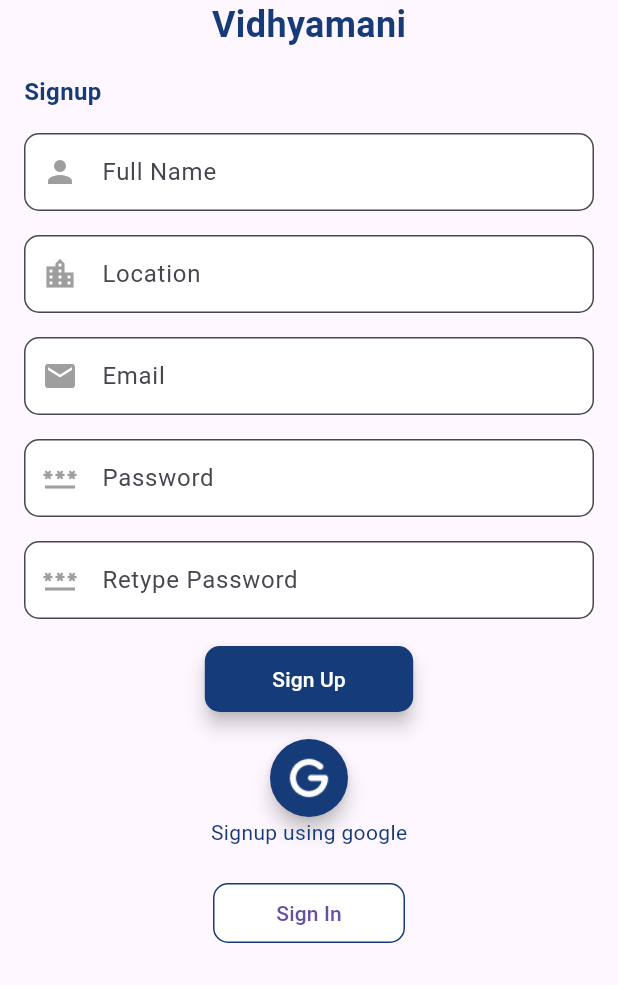
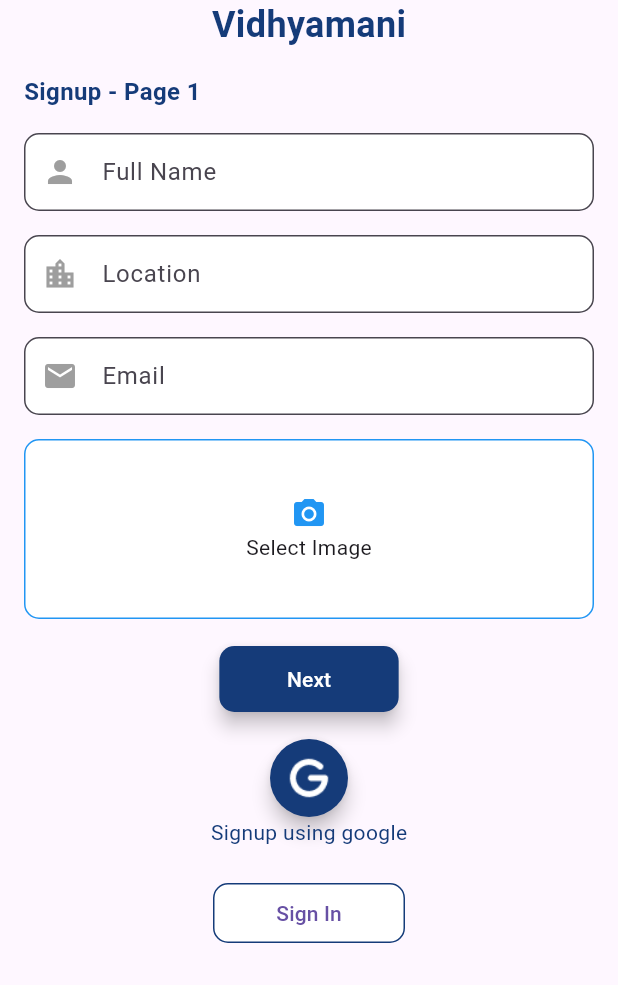
Before and after one commit to sbadoni21/vidyamani, a Flutter app: the screen it shows after launch, after a tap on "Sign Up", on a phone screen of 412 x 824 dp, the part 251-1236 px from its top. Run offline on Flutter 3.47's test engine with Material 3 defaults, Android fonts, the light colour scheme and no system bars; our stand-ins replace animated_splash_screen, carousel_slider, circular_countdown_timer, cloud_firestore, email_validator, firebase_auth and 12 more; missing offline and left inert: dart:ffi; accounts and stored records are empty.

Commit message:
image added

```diff
--- a/lib/screens/signupscreen.dart
+++ b/lib/screens/signupscreen.dart
@@ -1,10 +1,14 @@
+import 'dart:io';
 import 'package:flutter/material.dart';
+import 'package:image_picker/image_picker.dart';
 import 'package:vidyamani/screens/home_page.dart';
 import 'package:vidyamani/screens/loginscreen.dart';
 import 'package:vidyamani/services/auth/authentication.dart';
 import 'package:vidyamani/services/auth/signupservices.dart';
 import 'package:firebase_auth/firebase_auth.dart';
 import 'package:vidyamani/utils/static.dart';
+import 'package:permission_handler/permission_handler.dart';
+
 
 class SignUpPage extends StatefulWidget {
   @override
@@ -18,16 +22,53 @@ class _SignUpPageState extends State<SignUpPage> {
   final TextEditingController passwordController = TextEditingController();
   final TextEditingController retypePasswordController =
       TextEditingController();
+  File? _userImage; // Removed 'late' keyword
 
-  final GlobalKey<FormState> _formKey = GlobalKey<FormState>();
+  final GlobalKey<FormState> _firstPageKey = GlobalKey<FormState>();
+  final GlobalKey<FormState> _secondPageKey = GlobalKey<FormState>();
+  int _currentPage = 1;
+
+  final ImagePicker _imagePicker = ImagePicker();
+
+  Future<void> _selectImage() async {
+  // Check if the user has permission to access the gallery
+  var status = await Permission.photos.request();
+
+  if (status.isGranted) {
+    // User granted permission, proceed with image selection
+    final XFile? pickedFile = await _imagePicker.pickImage(
+      source: ImageSource.gallery,
+      imageQuality: 85,
+    );
+
+    if (pickedFile != null) {
+      setState(() {
+        _userImage = File(pickedFile.path);
+      });
+    }
+  } else {
+    // Permission denied
+    print('Permission denied by the user.');
+  }
+}
+
+
+  Future<void> _submitFirstPage() async {
+    if (_firstPageKey.currentState?.validate() ?? false) {
+      setState(() {
+        _currentPage = 2;
+      });
+    }
+  }
 
   Future<void> _submitForm() async {
-    if (_formKey.currentState?.validate() ?? false) {
+    if (_secondPageKey.currentState?.validate() ?? false) {
       User? user = await signup_service().registerUser(
         name: fullNameController.text,
         email: emailController.text,
         password: passwordController.text,
         location: locationController.text,
+        userImage: _userImage,
       );
 
       if (user != null) {
@@ -35,14 +76,16 @@ class _SignUpPageState extends State<SignUpPage> {
           context,
           MaterialPageRoute(builder: (context) => HomePage()),
         );
-      } else {}
+      } else {
+        // Handle registration failure
+      }
 
-      // Clear form fields
       fullNameController.clear();
       locationController.clear();
       emailController.clear();
       passwordController.clear();
       retypePasswordController.clear();
+      _userImage = null;
     }
   }
 
@@ -54,7 +97,7 @@ class _SignUpPageState extends State<SignUpPage> {
           child: Padding(
             padding: const EdgeInsets.all(16.0),
             child: Form(
-              key: _formKey,
+              key: _currentPage == 1 ? _firstPageKey : _secondPageKey,
               child: Column(
                 mainAxisAlignment: MainAxisAlignment.center,
                 children: <Widget>[
@@ -72,14 +115,15 @@ class _SignUpPageState extends State<SignUpPage> {
                             fontSize: 24,
                             fontWeight: FontWeight.w600,
                           ),
-                      )),
+                        ),
+                      ),
                     ],
                   ),
                   const SizedBox(height: 16),
                   Container(
                     width: double.infinity,
                     child: Text(
-                      "Signup",
+                      _currentPage == 1 ? "Signup - Page 1" : "Signup - Page 2",
                       style: TextStyle(
                           color: bgColor,
                           fontSize: 16,
@@ -89,43 +133,13 @@ class _SignUpPageState extends State<SignUpPage> {
                   SizedBox(
                     height: 16,
                   ),
-                  _buildTextField(
-                      controller: fullNameController,
-                      labelText: 'Full Name',
-                      hintText: 'Enter your full name',
-                      icon: Icons.person),
-                  const SizedBox(height: 16),
-                  _buildTextField(
-                      controller: locationController,
-                      labelText: 'Location',
-                      hintText: 'Enter your location',
-                      icon: Icons.location_city),
-                  const SizedBox(height: 16),
-                  _buildTextField(
-                      controller: emailController,
-                      labelText: 'Email',
-                      hintText: 'Enter your email',
-                      icon: Icons.email),
-                  const SizedBox(height: 16),
-                  _buildTextField(
-                    controller: passwordController,
-                    labelText: 'Password',
-                    hintText: 'Enter your password',
-                    icon: Icons.password,
-                    obscureText: true,
-                  ),
-                  const SizedBox(height: 16),
-                  _buildTextField(
-                    controller: retypePasswordController,
-                    labelText: 'Retype Password',
-                    hintText: 'Retype your password',
-                    icon: Icons.password,
-                    obscureText: true,
-                  ),
+                  _currentPage == 1
+                      ? _buildFirstPageFields()
+                      : _buildSecondPageFields(),
                   const SizedBox(height: 16),
                   ElevatedButton(
-                      onPressed: _submitForm,
-                      child: const Text('Sign Up'),
+                    onPressed: _currentPage == 1 ? _submitFirstPage : _submitForm,
+                    child: const Text('Next'),
                     style: ElevatedButton.styleFrom(
                       elevation: 5.0,
                       backgroundColor: bgColor, // Background color
@@ -135,7 +149,8 @@ class _SignUpPageState extends State<SignUpPage> {
                       shape: RoundedRectangleBorder(
                         borderRadius: BorderRadius.circular(10.0),
                       ),
-                      )),
+                    ),
+                  ),
                   SizedBox(height: 16.0),
                   ElevatedButton(
                     onPressed: () async {
@@ -205,6 +220,82 @@ class _SignUpPageState extends State<SignUpPage> {
     );
   }
 
+  Widget _buildFirstPageFields() {
+    return Column(
+      children: [
+        _buildTextField(
+          controller: fullNameController,
+          labelText: 'Full Name',
+          hintText: 'Enter your full name',
+          icon: Icons.person,
+        ),
+        const SizedBox(height: 16),
+        _buildTextField(
+          controller: locationController,
+          labelText: 'Location',
+          hintText: 'Enter your location',
+          icon: Icons.location_city,
+        ),
+        const SizedBox(height: 16),
+        _buildTextField(
+          controller: emailController,
+          labelText: 'Email',
+          hintText: 'Enter your email',
+          icon: Icons.email,
+        ),
+        const SizedBox(height: 16),
+        GestureDetector(
+          onTap: _selectImage,
+          child: Container(
+            width: double.infinity,
+            height: 120,
+            decoration: BoxDecoration(
+              color: Colors.white,
+              borderRadius: BorderRadius.circular(10.0),
+              border: Border.all(
+                color: Colors.blue,
+              ),
+            ),
+            child: _userImage != null
+                ? Image.file(
+                    _userImage!,
+                    fit: BoxFit.cover,
+                  )
+                : Column(
+                    mainAxisAlignment: MainAxisAlignment.center,
+                    children: [
+                      Icon(Icons.camera_alt, color: Colors.blue),
+                      Text('Select Image'),
+                    ],
+                  ),
+          ),
+        ),
+      ],
+    );
+  }
+
+  Widget _buildSecondPageFields() {
+    return Column(
+      children: [
+        _buildTextField(
+          controller: passwordController,
+          labelText: 'Password',
+          hintText: 'Enter your password',
+          icon: Icons.password,
+          obscureText: true,
+        ),
+        const SizedBox(height: 16),
+        _buildTextField(
+          controller: retypePasswordController,
+          labelText: 'Retype Password',
+          hintText: 'Retype your password',
+          icon: Icons.password,
+          obscureText: true,
+        ),
+      ],
+    );
+  }
+
   Widget _buildTextField({
     required TextEditingController controller,
     required String labelText,
@@ -223,7 +314,7 @@ class _SignUpPageState extends State<SignUpPage> {
         fillColor: Colors.white,
         border: OutlineInputBorder(
           borderRadius: BorderRadius.circular(10.0),
-          borderSide: BorderSide(color: Colors.blue), // Customize outline color
+          borderSide: BorderSide(color: Colors.blue),
         ),
         contentPadding: EdgeInsets.symmetric(horizontal: 16.0, vertical: 14.0),
       ),
--- a/lib/services/auth/authentication.dart
+++ b/lib/services/auth/authentication.dart
@@ -1,4 +1,3 @@
-// authentication.dart
 import 'package:email_validator/email_validator.dart';
 import 'package:firebase_auth/firebase_auth.dart';
 import 'package:random_string/random_string.dart';
@@ -74,6 +73,8 @@ class AuthenticationServices {
           final displayName = userCredential.user!.displayName;
           final status = 'Online';
           final photoURL = userCredential.user!.photoURL;
+          final coins = 0;
+          final referralCode =  randomAlphaNumeric(8);
 
           _fireStore.collection('users').doc(uid).set({
             'uid': uid,
@@ -81,6 +82,8 @@ class AuthenticationServices {
             'displayName': displayName,
             'status': status,
             'profilePhoto': photoURL,
+            'coins': coins,
+            'referral':referralCode
           });
 
           return userCredential.user;
--- a/pubspec.yaml
+++ b/pubspec.yaml
@@ -41,6 +41,7 @@ dev_dependencies:
   http: ^1.1.2
   url_launcher: ^6.0.13
   permission_handler: ^11.1.0
+  image_picker: ^1.0.6
 flutter:
   assets:
     - lib/assets/images/logo.png
```
Also changed, not shown: lib/services/auth/signupservices.dart (+19 -4 lines), pubspec.lock, 7 other files. Lines whose indentation alone changed are shown as unchanged.
